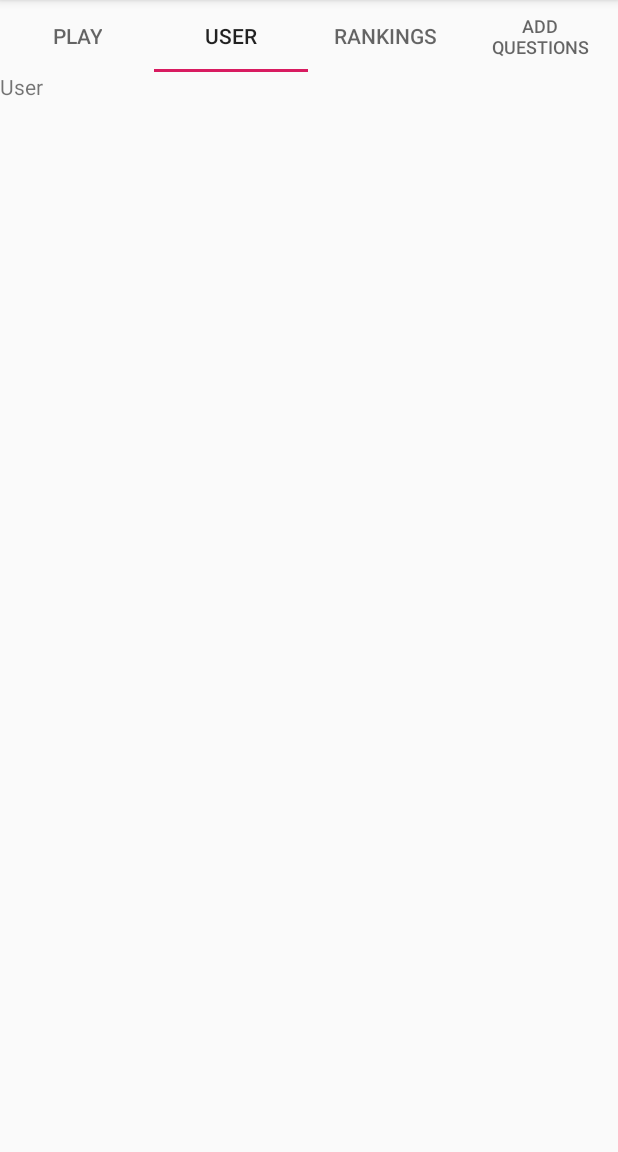
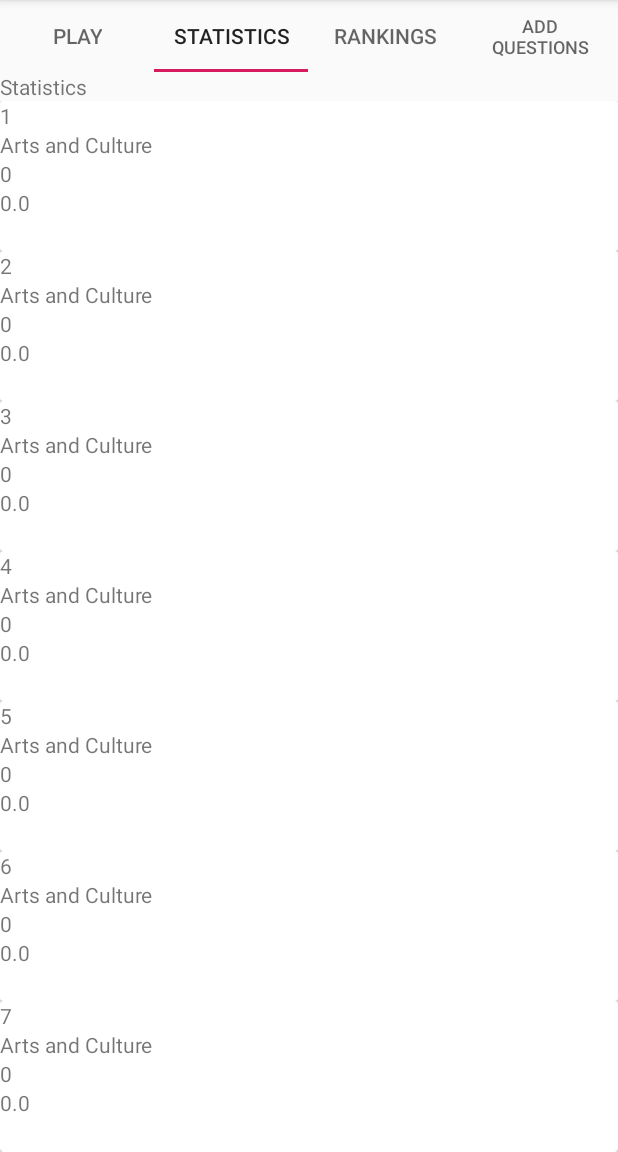
Before and after one commit to victorcocuz/Trivia, an Android app: the PlayFragment screen opened directly, with no data from a screen before it, tab 2 chosen, on a phone screen of 412 x 824 dp, the part 84-1236 px from its top. Run offline under Robolectric (Android 15) with nearby library versions, the light colour scheme and no system bars; our stand-ins replace Firebase (no records; nobody signed in at launch, a user with empty details on screens opened directly), Timber, data binding; libraries missing offline, so code that uses them is left out: com.facebook.stetho, com.firebase.ui; 3 statements that could not run were skipped.

Commit message:
Added Statistics fragment

```diff
--- a/app/src/main/AndroidManifest.xml
+++ b/app/src/main/AndroidManifest.xml
@@ -28,12 +28,11 @@
         </activity>
         <activity
             android:name=".activities.GameActivity"
-            android:launchMode="singleTop"
-            android:parentActivityName=".activities.MainActivity" />
+            android:launchMode="singleTop" />
         <activity
             android:name=".activities.ResultActivity"
             android:launchMode="singleTop"
-            android:parentActivityName=".activities.MainActivity"></activity>
+            android:parentActivityName=".activities.MainActivity"/>
     </application>
 
 </manifest>
--- a/app/src/main/java/com/example/victor/trivia/activities/GameActivity.java
+++ b/app/src/main/java/com/example/victor/trivia/activities/GameActivity.java
@@ -351,6 +351,7 @@ public class GameActivity extends AppCompatActivity implements
     @Override
     public void onBackPressed() {
         super.onBackPressed();
+        countDownTimer.cancel();
         finish();
     }
 }
--- a/app/src/main/java/com/example/victor/trivia/adapters/FragmentAdapter.java
+++ b/app/src/main/java/com/example/victor/trivia/adapters/FragmentAdapter.java
@@ -10,7 +10,7 @@ import com.example.victor.trivia.R;
 import com.example.victor.trivia.fragments.AddQuestionFragment;
 import com.example.victor.trivia.fragments.PlayFragment;
 import com.example.victor.trivia.fragments.RankingsFragment;
-import com.example.victor.trivia.fragments.UserFragment;
+import com.example.victor.trivia.fragments.StatisticsFragment;
 
 /******
  * Created by Victor on 11/21/2018.
@@ -33,7 +33,7 @@ public class FragmentAdapter extends FragmentPagerAdapter {
                 PlayFragment.setPlayFragmentUserId(userId);
                 return new PlayFragment();
             case 1:
-                return new UserFragment();
+                return new StatisticsFragment();
             case 2:
                 return new RankingsFragment();
             case 3:
@@ -47,7 +47,7 @@ public class FragmentAdapter extends FragmentPagerAdapter {
     public CharSequence getPageTitle(int position) {
         switch (position) {
             case 0: return context.getString(R.string.fragment_play);
-            case 1: return context.getString(R.string.fragment_user);
+            case 1: return context.getString(R.string.fragment_statistics);
             case 2: return context.getString(R.string.fragment_rankings);
             case 3: return context.getString(R.string.fragment_add_questions);
         }
--- a/app/src/main/java/com/example/victor/trivia/adapters/ResultAdapter.java
+++ b/app/src/main/java/com/example/victor/trivia/adapters/ResultAdapter.java
@@ -50,12 +50,6 @@ public class ResultAdapter extends RecyclerView.Adapter<ResultAdapter.ResultView
         Answer answer = answers.get(position);
         String answeredAnswer = answer.getAnswerAnswer();
         String correctAnswer = correctAnswers.get(position);
-
-        //Set all answer backgrounds
-//        resultViewHolder.cardResultAnswersBinding.cardResultTvAnswer01.setBackgroundColor(context.getResources().getColor(R.color.colorPrimary));
-//        resultViewHolder.cardResultAnswersBinding.cardResultTvAnswer02.setBackgroundColor(context.getResources().getColor(R.color.colorPrimary));
-//        resultViewHolder.cardResultAnswersBinding.cardResultTvAnswer03.setBackgroundColor(context.getResources().getColor(R.color.colorPrimary));
-//        resultViewHolder.cardResultAnswersBinding.cardResultTvAnswer04.setBackgroundColor(context.getResources().getColor(R.color.colorPrimary));
 
         String[] answerOptions = new String[]{
                 question.getQuestionCorrectAnswer(),
--- /dev/null
+++ b/app/src/main/java/com/example/victor/trivia/adapters/StatisticsAdapter.java
@@ -0,0 +1,65 @@
+package com.example.victor.trivia.adapters;
+
+import android.content.Context;
+import android.support.annotation.NonNull;
+import android.support.v7.widget.RecyclerView;
+import android.view.LayoutInflater;
+import android.view.ViewGroup;
+
+import com.example.victor.trivia.R;
+import com.example.victor.trivia.databinding.CardStatisticsBinding;
+
+/******
+ * Created by Victor on 1/20/2019.
+ ******/
+public class StatisticsAdapter extends RecyclerView.Adapter<StatisticsAdapter.StatisticsViewHolder> {
+
+    private Context context;
+    private int numberOfCategories;
+    private int[] questionsPositions = new int[8];
+    private int[] questionsPerCategory = new int[8];
+    private float[] questionsPerCategoryPercentage = new float[8];
+
+    public StatisticsAdapter(Context context) {
+        this.context = context;
+    }
+
+    public void updateResults(int[] questionsPositions, int[] questionsPerCategory, float[] questionsPerCategoryPercentage) {
+      this.questionsPositions = questionsPositions;
+        this.questionsPerCategory = questionsPerCategory;
+        this.questionsPerCategoryPercentage = questionsPerCategoryPercentage;
+        notifyDataSetChanged();
+    }
+
+    @NonNull
+    @Override
+    public StatisticsAdapter.StatisticsViewHolder onCreateViewHolder(@NonNull ViewGroup viewGroup, int i) {
+        LayoutInflater layoutInflater = LayoutInflater.from(context);
+        CardStatisticsBinding cardStatisticsBinding = CardStatisticsBinding.inflate(layoutInflater, viewGroup, false);
+        return new StatisticsViewHolder(cardStatisticsBinding);
+    }
+
+    @Override
+    public void onBindViewHolder(@NonNull StatisticsAdapter.StatisticsViewHolder statisticsViewHolder, int position) {
+        String[] categories = context.getResources().getStringArray(R.array.array_categories);
+        statisticsViewHolder.cardStatisticsBinding.cardStatisticsTvItemNumber.setText(String.valueOf(position + 1));
+        statisticsViewHolder.cardStatisticsBinding.cardStatisticsTvCategory.setText(categories[questionsPositions[position] + 1]);
+        statisticsViewHolder.cardStatisticsBinding.cardStatisticsTvNumberOfAnswers.setText(String.valueOf(questionsPerCategory[position]));
+        statisticsViewHolder.cardStatisticsBinding.cardStatisticsTvPercentageCorrect.setText(String.valueOf(questionsPerCategoryPercentage[position]));
+    }
+
+    @Override
+    public int getItemCount() {
+        return 8;
+    }
+
+    public class StatisticsViewHolder extends RecyclerView.ViewHolder {
+
+        private final CardStatisticsBinding cardStatisticsBinding;
+
+        public StatisticsViewHolder(CardStatisticsBinding cardStatisticsBinding) {
+            super(cardStatisticsBinding.getRoot());
+            this.cardStatisticsBinding = cardStatisticsBinding;
+        }
+    }
+}
--- /dev/null
+++ b/app/src/main/java/com/example/victor/trivia/fragments/StatisticsFragment.java
@@ -0,0 +1,198 @@
+package com.example.victor.trivia.fragments;
+
+import android.content.Context;
+import android.content.SharedPreferences;
+import android.database.Cursor;
+import android.databinding.DataBindingUtil;
+import android.os.Bundle;
+import android.support.annotation.NonNull;
+import android.support.annotation.Nullable;
+import android.support.v4.app.Fragment;
+import android.support.v4.app.LoaderManager;
+import android.support.v4.content.CursorLoader;
+import android.support.v4.content.Loader;
+import android.support.v7.widget.LinearLayoutManager;
+import android.support.v7.widget.RecyclerView;
+import android.view.LayoutInflater;
+import android.view.View;
+import android.view.ViewGroup;
+
+import com.example.victor.trivia.R;
+import com.example.victor.trivia.adapters.StatisticsAdapter;
+import com.example.victor.trivia.data.TriviaContract.AnswersEntry;
+import com.example.victor.trivia.databinding.FragmentStatisticsBinding;
+import com.example.victor.trivia.objects.Answer;
+import com.example.victor.trivia.utilities.Constants;
+import com.google.firebase.database.DatabaseReference;
+import com.google.firebase.database.FirebaseDatabase;
+import com.google.firebase.database.ValueEventListener;
+
+import java.text.DecimalFormat;
+import java.util.ArrayList;
+import java.util.List;
+
+import timber.log.Timber;
+
+/**
+ * A simple {@link Fragment} subclass.
+ */
+public class StatisticsFragment extends Fragment implements LoaderManager.LoaderCallbacks {
+
+    //Main
+    private String userId;
+    private List<Answer> answers = new ArrayList<>();
+    private Context context;
+    private int numberOfCategories;
+
+    //Loaders & adapters
+    private static final int LOADER_ID_CURSOR_ANSWERED = 1;
+    StatisticsAdapter statisticsAdapter;
+
+    public StatisticsFragment() {
+        // Required empty public constructor
+    }
+
+    @Override
+    public View onCreateView(LayoutInflater inflater, ViewGroup container,
+                             Bundle savedInstanceState) {
+        // Inflate the layout for this fragment
+        final FragmentStatisticsBinding binding = DataBindingUtil.inflate(inflater, R.layout.fragment_statistics, container, false);
+        View rootView = binding.getRoot();
+
+        //Shared Preferences
+        if (getContext() != null) {
+            SharedPreferences sharedPreferences = getContext().getSharedPreferences(Constants.SHARED_PREFERENCES_NAME_USER, Context.MODE_PRIVATE);
+            userId = sharedPreferences.getString(Constants.SHARED_PREFERENCES_USER_ID, Constants.CONSTANT_ANONYMUOS);
+        }
+
+        numberOfCategories = getResources().getStringArray(R.array.array_categories).length - 1;
+
+        //Set up recycler view
+        RecyclerView.LayoutManager layoutManager = new LinearLayoutManager(context);
+        binding.fragmentStatisticsRv.setLayoutManager(layoutManager);
+        binding.fragmentStatisticsRv.setHasFixedSize(true);
+        statisticsAdapter = new StatisticsAdapter(context);
+        binding.fragmentStatisticsRv.setAdapter(statisticsAdapter);
+
+        getLoaderManager().initLoader(LOADER_ID_CURSOR_ANSWERED, null, this).forceLoad();
+
+        return rootView;
+    }
+
+    @NonNull
+    @Override
+    public Loader onCreateLoader(int i, @Nullable Bundle bundle) {
+        switch (i) {
+            case LOADER_ID_CURSOR_ANSWERED:
+                String[] projection = {AnswersEntry.ANSWERS_STATUS, AnswersEntry.ANSWERS_CATEGORY};
+                return new CursorLoader(context,
+                        AnswersEntry.ANSWERS_URI,
+                        projection,
+                        null,
+                        null,
+                        null);
+            default:
+                return null;
+        }
+    }
+
+    @Override
+    public void onLoadFinished(@NonNull Loader loader, Object data) {
+        switch (loader.getId()) {
+            case LOADER_ID_CURSOR_ANSWERED:
+                Cursor cursor = (Cursor) data;
+                int[] questionsPerCategory = new int[numberOfCategories];
+                int[] questionsPerCategoryCorrect = new int[numberOfCategories];
+                if (cursor != null && cursor.getCount() > 0) {
+                    Timber.e("cursor count is %s", cursor.getCount());
+                    //Add counters for each category for every answer and add counters for each correct answer
+                    for (int i = 0; i < cursor.getCount(); i++) {
+                        cursor.moveToPosition(i);
+                        int category = cursor.getInt(cursor.getColumnIndex(AnswersEntry.ANSWERS_CATEGORY));
+                        questionsPerCategory[category - 1]++;
+                        if (cursor.getInt(cursor.getColumnIndex(AnswersEntry.ANSWERS_STATUS)) == 1) {
+                            questionsPerCategoryCorrect[category - 1]++;
+                        }
+                    }
+
+                    int[] questionsPositions = new int[numberOfCategories];
+                    float[] questionsPerCategoryPercentage = new float[numberOfCategories];
+                    DecimalFormat decimalFormat = new DecimalFormat("##.##");
+                    for (int i = 0; i < numberOfCategories; i++) {
+                        questionsPositions[i] = i;
+                        if (questionsPerCategory[i] > 0) {
+                            questionsPerCategoryPercentage[i] = Float.valueOf(decimalFormat.format((float) questionsPerCategoryCorrect[i] * 100 / (float) questionsPerCategory[i]));
+                        } else {
+                            questionsPerCategoryPercentage[i] = Float.valueOf(decimalFormat.format((float) 0));
+                        }
+                    }
+                    for (int i = 0; i < numberOfCategories; i++) {
+                        Timber.e("before categories is %s", getResources().getStringArray(R.array.array_categories)[i + 1]);
+                        Timber.e("before position is %s", questionsPositions[i]);
+                        Timber.e("before percentage is %s", questionsPerCategoryPercentage[i]);
+                        Timber.e("before number answered is %s", questionsPerCategory[i]);
+                    }
+
+
+                    float temporaryQuestionPerCategoryPercentage;
+                    int temporaryQuestionPerCategory, temporaryQuestionPosition;
+                    for (int i = 0; i < numberOfCategories; i++) {
+                        for (int j = i; j > 0; j--) {
+                            if (questionsPerCategoryPercentage[j] > questionsPerCategoryPercentage[j - 1]) {
+                                temporaryQuestionPerCategoryPercentage = questionsPerCategoryPercentage[j];
+                                questionsPerCategoryPercentage[j] = questionsPerCategoryPercentage[j - 1];
+                                questionsPerCategoryPercentage[j - 1] = temporaryQuestionPerCategoryPercentage;
+
+                                temporaryQuestionPerCategory = questionsPerCategory[j];
+                                questionsPerCategory[j] = questionsPerCategory[j - 1];
+                                questionsPerCategory[j - 1] = temporaryQuestionPerCategory;
+
+                                temporaryQuestionPosition = questionsPositions[j];
+                                questionsPositions[j] = questionsPositions[j - 1];
+                                questionsPositions[j - 1] = temporaryQuestionPosition;
+                            } else if (questionsPerCategoryPercentage[j] == questionsPerCategoryPercentage[j - 1]) {
+                                if (questionsPerCategory[j] > questionsPerCategory[j - 1]) {
+                                    temporaryQuestionPerCategoryPercentage = questionsPerCategoryPercentage[j];
+                                    questionsPerCategoryPercentage[j] = questionsPerCategoryPercentage[j - 1];
+                                    questionsPerCategoryPercentage[j - 1] = temporaryQuestionPerCategoryPercentage;
+
+                                    temporaryQuestionPerCategory = questionsPerCategory[j];
+                                    questionsPerCategory[j] = questionsPerCategory[j - 1];
+                                    questionsPerCategory[j - 1] = temporaryQuestionPerCategory;
+
+                                    temporaryQuestionPosition = questionsPositions[j];
+                                    questionsPositions[j] = questionsPositions[j - 1];
+                                    questionsPositions[j - 1] = temporaryQuestionPosition;
+                                }
+                            }
+                        }
+                    }
+
+                    statisticsAdapter.updateResults(questionsPositions, questionsPerCategory, questionsPerCategoryPercentage);
+
+                    for (int i = 0; i < numberOfCategories; i++) {
+                        Timber.e("category is %s", getResources().getStringArray(R.array.array_categories)[questionsPositions[i] + 1]);
+                        Timber.e("position is %s", questionsPositions[i]);
+                        Timber.e("percentage is %s", questionsPerCategoryPercentage[i]);
+                        Timber.e("questions answered are %s", questionsPerCategory[i]);
+                    }
+                } else {
+                    Timber.e("Cursor returned is null");
+                }
+                break;
+            default:
+                Timber.e("Could not return cursor");
+        }
+    }
+
+    @Override
+    public void onLoaderReset(@NonNull Loader loader) {
+
+    }
+
+    @Override
+    public void onAttach(Context context) {
+        super.onAttach(context);
+        this.context = context;
+    }
+}
--- a/app/src/main/java/com/example/victor/trivia/fragments/UserFragment.java
+++ /dev/null
@@ -1,157 +0,0 @@
-package com.example.victor.trivia.fragments;
-
-import android.content.Context;
-import android.content.SharedPreferences;
-import android.database.Cursor;
-import android.databinding.DataBindingUtil;
-import android.os.Bundle;
-import android.support.annotation.NonNull;
-import android.support.annotation.Nullable;
-import android.support.v4.app.Fragment;
-import android.support.v4.app.LoaderManager;
-import android.support.v4.content.CursorLoader;
-import android.support.v4.content.Loader;
-import android.view.LayoutInflater;
-import android.view.View;
-import android.view.ViewGroup;
-
-import com.example.victor.trivia.R;
-import com.example.victor.trivia.data.TriviaContract;
-import com.example.victor.trivia.data.TriviaContract.AnswersEntry;
-import com.example.victor.trivia.databinding.FragmentUserBinding;
-import com.example.victor.trivia.objects.Answer;
-import com.example.victor.trivia.utilities.Constants;
-import com.google.firebase.database.DataSnapshot;
-import com.google.firebase.database.DatabaseError;
-import com.google.firebase.database.DatabaseReference;
-import com.google.firebase.database.FirebaseDatabase;
-import com.google.firebase.database.ValueEventListener;
-
-import java.util.ArrayList;
-import java.util.List;
-import java.util.Objects;
-
-import timber.log.Timber;
-
-/**
- * A simple {@link Fragment} subclass.
- */
-public class UserFragment extends Fragment implements LoaderManager.LoaderCallbacks {
-
-    //Main
-    private String userId;
-    private List<Answer> answers = new ArrayList<>();
-    private Context context;
-
-    //Loaders
-    private static final int LOADER_ID_CURSOR_ANSWERED = 1;
-
-    //Firebase
-    private FirebaseDatabase firebaseDatabase;
-    private DatabaseReference questionsDatabaseReference, answersDatabaseReference;
-    private ValueEventListener valueEventListener;
-
-    public UserFragment() {
-        // Required empty public constructor
-    }
-
-    @Override
-    public View onCreateView(LayoutInflater inflater, ViewGroup container,
-                             Bundle savedInstanceState) {
-        // Inflate the layout for this fragment
-        final FragmentUserBinding binding = DataBindingUtil.inflate(inflater, R.layout.fragment_user, container, false);
-        View rootView = binding.getRoot();
-
-        //Shared Preferences
-        if (getContext() != null) {
-            SharedPreferences sharedPreferences = getContext().getSharedPreferences(Constants.SHARED_PREFERENCES_NAME_USER, Context.MODE_PRIVATE);
-            userId = sharedPreferences.getString(Constants.SHARED_PREFERENCES_USER_ID, Constants.CONSTANT_ANONYMUOS);
-        }
-
-        getLoaderManager().initLoader(LOADER_ID_CURSOR_ANSWERED, null, this).forceLoad();
-
-        //Get all answers from Firebase
-//        firebaseDatabase = FirebaseDatabase.getInstance();
-//        answersDatabaseReference = firebaseDatabase.getReference().child(userId).child(TriviaContract.AnswersEntry.ANSWERS_TABLE_NAME);
-//        valueEventListener = new ValueEventListener() {
-//            @Override
-//            public void onDataChange(@NonNull DataSnapshot dataSnapshot) {
-//                Timber.e("user snapshot answers count %s", dataSnapshot.getChildrenCount());
-//                for (DataSnapshot singleSnapshot: dataSnapshot.getChildren()) {
-//                    Answer answer = singleSnapshot.getValue(Answer.class);
-//                    answers.add(answer);
-//                }
-//            }
-//
-//            @Override
-//            public void onCancelled(@NonNull DatabaseError databaseError) {
-//
-//            }
-//        };
-//        answersDatabaseReference.addListenerForSingleValueEvent(valueEventListener);
-//
-//        Timber.e("number if answers is %s", answers.size());
-
-        return rootView;
-    }
-
-    @NonNull
-    @Override
-    public Loader onCreateLoader(int i, @Nullable Bundle bundle) {
-        switch (i) {
-            case LOADER_ID_CURSOR_ANSWERED:
-                String[] projection = {AnswersEntry.ANSWERS_STATUS, AnswersEntry.ANSWERS_CATEGORY};
-                return new CursorLoader(context,
-                        AnswersEntry.ANSWERS_URI,
-                        projection,
-                        null,
-                        null,
-                        null);
-            default:
-                return null;
-        }
-    }
-
-    @Override
-    public void onLoadFinished(@NonNull Loader loader, Object data) {
-        switch (loader.getId()) {
-            case LOADER_ID_CURSOR_ANSWERED:
-                Cursor cursor = (Cursor) data;
-                int[] categories = new int[8];
-                int[] categoriesCorrect = new int[8];
-                if (cursor != null && cursor.getCount() > 0) {
-                    Timber.e("cursor count is %s",cursor.getCount());
-                    //Add counters for each category for every answer and add counters for each correct answer
-                    for (int i = 0; i < cursor.getCount(); i++) {
-                        cursor.moveToPosition(i);
-                        int category = cursor.getInt(cursor.getColumnIndex(AnswersEntry.ANSWERS_CATEGORY));
-                        categories[category - 1] += 1;
-                        if(cursor.getInt(cursor.getColumnIndex(AnswersEntry.ANSWERS_STATUS)) == 1){
-                            categoriesCorrect[category - 1] ++;
-                        }
-                    }
-                    for (int i = 0; i < 7; i++) {
-                        Timber.e("category is %s", i);
-                        Timber.e("category counter is %s", categories[i]);
-                        Timber.e("category correct counter is %s", categoriesCorrect[i]);
-                    }
-                } else {
-                    Timber.e("Cursor returned is null");
-                }
-                break;
-            default:
-                Timber.e("Could not return cursor");
-        }
-    }
-
-    @Override
-    public void onLoaderReset(@NonNull Loader loader) {
-
-    }
-
-    @Override
-    public void onAttach(Context context) {
-        super.onAttach(context);
-        this.context = context;
-    }
-}
--- /dev/null
+++ b/app/src/main/res/layout/card_statistics.xml
@@ -0,0 +1,34 @@
+<?xml version="1.0" encoding="utf-8"?>
+<layout xmlns:android="http://schemas.android.com/apk/res/android">
+
+    <android.support.v7.widget.CardView
+        android:layout_width="match_parent"
+        android:layout_height="100dp">
+
+        <LinearLayout
+            android:layout_width="match_parent"
+            android:layout_height="match_parent"
+            android:orientation="vertical">
+
+            <TextView
+                android:id="@+id/card_statistics_tv_item_number"
+                android:layout_width="wrap_content"
+                android:layout_height="wrap_content" />
+
+            <TextView
+                android:id="@+id/card_statistics_tv_category"
+                android:layout_width="wrap_content"
+                android:layout_height="wrap_content" />
+
+            <TextView
+                android:id="@+id/card_statistics_tv_number_of_answers"
+                android:layout_width="wrap_content"
+                android:layout_height="wrap_content" />
+
+            <TextView
+                android:id="@+id/card_statistics_tv_percentage_correct"
+                android:layout_width="wrap_content"
+                android:layout_height="wrap_content" />
+        </LinearLayout>
+    </android.support.v7.widget.CardView>
+</layout>
--- /dev/null
+++ b/app/src/main/res/layout/fragment_statistics.xml
@@ -0,0 +1,21 @@
+<?xml version="1.0" encoding="utf-8"?>
+<layout xmlns:android="http://schemas.android.com/apk/res/android"
+    xmlns:tools="http://schemas.android.com/tools"
+    tools:context=".fragments.StatisticsFragment">
+
+    <LinearLayout
+        android:orientation="vertical"
+        android:layout_width="match_parent"
+        android:layout_height="match_parent">
+
+        <TextView
+            android:layout_width="match_parent"
+            android:layout_height="wrap_content"
+            android:text="@string/fragment_statistics" />
+
+        <android.support.v7.widget.RecyclerView
+            android:layout_width="match_parent"
+            android:layout_height="wrap_content"
+            android:id="@+id/fragment_statistics_rv"/>
+    </LinearLayout>
+</layout>
--- a/app/src/main/res/layout/fragment_user.xml
+++ /dev/null
@@ -1,16 +0,0 @@
-<?xml version="1.0" encoding="utf-8"?>
-<layout xmlns:android="http://schemas.android.com/apk/res/android"
-    xmlns:tools="http://schemas.android.com/tools"
-    tools:context=".fragments.UserFragment">
-
-    <FrameLayout
-        android:layout_width="match_parent"
-        android:layout_height="match_parent">
-
-        <TextView
-            android:layout_width="match_parent"
-            android:layout_height="match_parent"
-            android:text="@string/fragment_user" />
-
-    </FrameLayout>
-</layout>
--- a/app/src/main/res/values/strings.xml
+++ b/app/src/main/res/values/strings.xml
@@ -14,7 +14,7 @@
 
     <!--Fragments-->
     <string name="fragment_play">Play</string>
-    <string name="fragment_user">User</string>
+    <string name="fragment_statistics">Statistics</string>
     <string name="fragment_rankings">Rankings</string>
     <string name="fragment_add_questions">Add Questions</string>
 
```
Also changed, not shown: app/src/main/java/com/example/victor/trivia/adapters/Statistics.java (deleted, +0 -7 lines).
